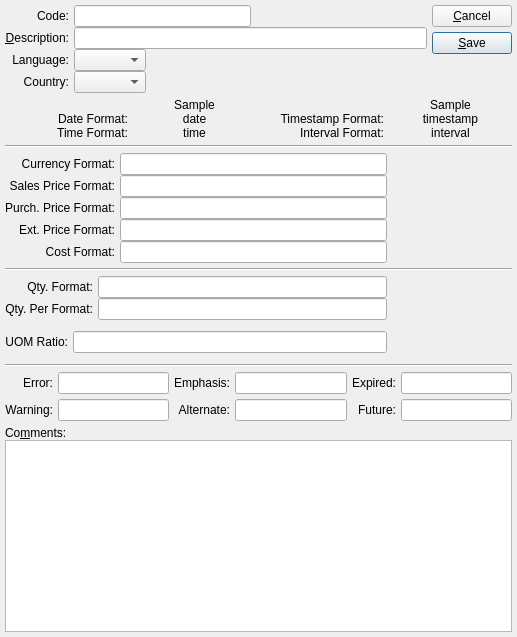
The window that guiclient/sysLocale.ui (Pegasus-RPG/xtuple-client) describes before a commit, drawn with Qt 5.
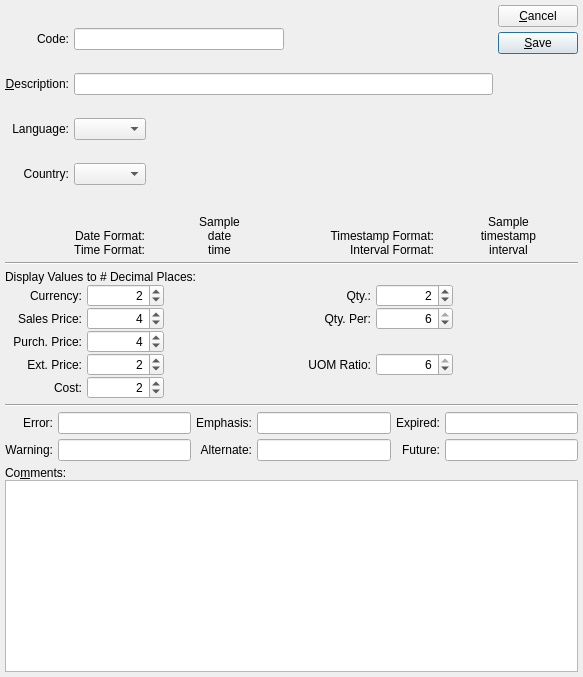
The same window after the commit. Custom widgets are drawn as their Qt base class.

Commit message: Table Model/View - change locale to scale-based instead of format-based numerics and have the xtreewidget used the locale if the xtnumericrole is set

Patch:
```diff
--- a/guiclient/sysLocale.ui
+++ b/guiclient/sysLocale.ui
@@ -5,8 +5,8 @@
    <rect>
     <x>0</x>
     <y>0</y>
-    <width>517</width>
-    <height>637</height>
+    <width>583</width>
+    <height>677</height>
    </rect>
   </property>
   <property name="windowTitle" >
@@ -366,10 +366,10 @@
      <property name="verticalSpacing" >
       <number>0</number>
      </property>
-     <item row="0" column="0" >
+     <item row="1" column="0" >
       <widget class="QLabel" name="_currFormatLit" >
        <property name="text" >
-        <string>Currency Format:</string>
+        <string>Currency:</string>
        </property>
        <property name="alignment" >
         <set>Qt::AlignRight|Qt::AlignTrailing|Qt::AlignVCenter</set>
@@ -379,20 +379,20 @@
        </property>
       </widget>
      </item>
-     <item row="0" column="1" >
-      <widget class="XLineEdit" name="_currencyDBFormat" >
-       <property name="minimumSize" >
-        <size>
-         <width>140</width>
-         <height>0</height>
-        </size>
-       </property>
+     <item row="1" column="1" >
+      <widget class="QSpinBox" name="_currencyScale" >
        <property name="alignment" >
         <set>Qt::AlignRight</set>
        </property>
+       <property name="maximum" >
+        <number>6</number>
+       </property>
+       <property name="value" >
+        <number>2</number>
+       </property>
       </widget>
      </item>
-     <item row="0" column="2" >
+     <item row="1" column="2" >
       <widget class="QLabel" name="_currencySample" >
        <property name="minimumSize" >
         <size>
@@ -408,10 +408,10 @@
        </property>
       </widget>
      </item>
-     <item row="1" column="0" >
+     <item row="2" column="0" >
       <widget class="QLabel" name="_salesPriceFormatLit" >
        <property name="text" >
-        <string>Sales Price Format:</string>
+        <string>Sales Price:</string>
        </property>
        <property name="alignment" >
         <set>Qt::AlignRight|Qt::AlignTrailing|Qt::AlignVCenter</set>
@@ -421,20 +421,20 @@
        </property>
       </widget>
      </item>
-     <item row="1" column="1" >
-      <widget class="XLineEdit" name="_salesPriceDBFormat" >
-       <property name="minimumSize" >
-        <size>
-         <width>140</width>
-         <height>0</height>
-        </size>
-       </property>
+     <item row="2" column="1" >
+      <widget class="QSpinBox" name="_salesPriceScale" >
        <property name="alignment" >
         <set>Qt::AlignRight</set>
        </property>
+       <property name="maximum" >
+        <number>6</number>
+       </property>
+       <property name="value" >
+        <number>4</number>
+       </property>
       </widget>
      </item>
-     <item row="1" column="2" >
+     <item row="2" column="2" >
       <widget class="QLabel" name="_salesPriceSample" >
        <property name="minimumSize" >
         <size>
@@ -450,76 +450,34 @@
        </property>
       </widget>
      </item>
-     <item row="2" column="0" >
+     <item row="3" column="0" >
       <widget class="QLabel" name="_purchPriceFormatLit" >
        <property name="text" >
-        <string>Purch. Price Format:</string>
+        <string>Purch. Price:</string>
        </property>
        <property name="alignment" >
         <set>Qt::AlignRight|Qt::AlignTrailing|Qt::AlignVCenter</set>
        </property>
        <property name="buddy" >
-        <cstring>_purchPriceDBFormat</cstring>
-       </property>
-      </widget>
-     </item>
-     <item row="2" column="1" >
-      <widget class="XLineEdit" name="_purchPriceDBFormat" >
-       <property name="minimumSize" >
-        <size>
-         <width>140</width>
-         <height>0</height>
-        </size>
-       </property>
-       <property name="alignment" >
-        <set>Qt::AlignRight</set>
-       </property>
-      </widget>
-     </item>
-     <item row="2" column="2" >
-      <widget class="QLabel" name="_purchPriceSample" >
-       <property name="minimumSize" >
-        <size>
-         <width>120</width>
-         <height>0</height>
-        </size>
-       </property>
-       <property name="text" >
-        <string/>
-       </property>
-       <property name="alignment" >
-        <set>Qt::AlignRight|Qt::AlignTrailing|Qt::AlignVCenter</set>
-       </property>
-      </widget>
-     </item>
-     <item row="3" column="0" >
-      <widget class="QLabel" name="_extPriceFormatLit" >
-       <property name="text" >
-        <string>Ext. Price Format:</string>
-       </property>
-       <property name="alignment" >
-        <set>Qt::AlignRight|Qt::AlignTrailing|Qt::AlignVCenter</set>
-       </property>
-       <property name="buddy" >
-        <cstring>_extPriceDBFormat</cstring>
+        <cstring>_purchPriceScale</cstring>
        </property>
       </widget>
      </item>
      <item row="3" column="1" >
-      <widget class="XLineEdit" name="_extPriceDBFormat" >
-       <property name="minimumSize" >
-        <size>
-         <width>140</width>
-         <height>0</height>
-        </size>
-       </property>
+      <widget class="QSpinBox" name="_purchPriceScale" >
        <property name="alignment" >
         <set>Qt::AlignRight</set>
        </property>
+       <property name="maximum" >
+        <number>6</number>
+       </property>
+       <property name="value" >
+        <number>4</number>
+       </property>
       </widget>
      </item>
      <item row="3" column="2" >
-      <widget class="QLabel" name="_extPriceSample" >
+      <widget class="QLabel" name="_purchPriceSample" >
        <property name="minimumSize" >
         <size>
          <width>120</width>
@@ -535,9 +493,9 @@
       </widget>
      </item>
      <item row="4" column="0" >
-      <widget class="QLabel" name="_costFormatLit" >
+      <widget class="QLabel" name="_extPriceFormatLit" >
        <property name="text" >
-        <string>Cost Format:</string>
+        <string>Ext. Price:</string>
        </property>
        <property name="alignment" >
         <set>Qt::AlignRight|Qt::AlignTrailing|Qt::AlignVCenter</set>
@@ -548,19 +506,61 @@
       </widget>
      </item>
      <item row="4" column="1" >
-      <widget class="XLineEdit" name="_costDBFormat" >
-       <property name="minimumSize" >
-        <size>
-         <width>140</width>
-         <height>0</height>
-        </size>
-       </property>
+      <widget class="QSpinBox" name="_extPriceScale" >
        <property name="alignment" >
         <set>Qt::AlignRight</set>
        </property>
+       <property name="maximum" >
+        <number>6</number>
+       </property>
+       <property name="value" >
+        <number>2</number>
+       </property>
       </widget>
      </item>
      <item row="4" column="2" >
+      <widget class="QLabel" name="_extPriceSample" >
+       <property name="minimumSize" >
+        <size>
+         <width>120</width>
+         <height>0</height>
+        </size>
+       </property>
+       <property name="text" >
+        <string/>
+       </property>
+       <property name="alignment" >
+        <set>Qt::AlignRight|Qt::AlignTrailing|Qt::AlignVCenter</set>
+       </property>
+      </widget>
+     </item>
+     <item row="5" column="0" >
+      <widget class="QLabel" name="_costFormatLit" >
+       <property name="text" >
+        <string>Cost:</string>
+       </property>
+       <property name="alignment" >
+        <set>Qt::AlignRight|Qt::AlignTrailing|Qt::AlignVCenter</set>
+       </property>
+       <property name="buddy" >
+        <cstring>_costScale</cstring>
+       </property>
+      </widget>
+     </item>
+     <item row="5" column="1" >
+      <widget class="QSpinBox" name="_costScale" >
+       <property name="alignment" >
+        <set>Qt::AlignRight</set>
+       </property>
+       <property name="maximum" >
+        <number>6</number>
+       </property>
+       <property name="value" >
+        <number>2</number>
+       </property>
+      </widget>
+     </item>
+     <item row="5" column="2" >
       <widget class="QLabel" name="_costSample" >
        <property name="minimumSize" >
         <size>
@@ -576,50 +576,10 @@
        </property>
       </widget>
      </item>
-    </layout>
-   </item>
-   <item>
-    <widget class="Line" name="line_2" >
-     <property name="orientation" >
-      <enum>Qt::Horizontal</enum>
-     </property>
-    </widget>
-   </item>
-   <item>
-    <layout class="QHBoxLayout" >
-     <property name="spacing" >
-      <number>0</number>
-     </property>
-     <item>
-      <spacer>
-       <property name="orientation" >
-        <enum>Qt::Vertical</enum>
-       </property>
-       <property name="sizeType" >
-        <enum>QSizePolicy::Expanding</enum>
-       </property>
-       <property name="sizeHint" >
-        <size>
-         <width>0</width>
-         <height>10</height>
-        </size>
-       </property>
-      </spacer>
-     </item>
-     <item>
-      <layout class="QHBoxLayout" >
-       <property name="spacing" >
-        <number>5</number>
-       </property>
-       <item>
-        <layout class="QVBoxLayout" >
-         <property name="spacing" >
-          <number>0</number>
-         </property>
-         <item>
+     <item row="1" column="3" >
           <widget class="QLabel" name="_qtyFormatLit" >
            <property name="text" >
-            <string>Qty. Format:</string>
+        <string>Qty.:</string>
            </property>
            <property name="alignment" >
             <set>Qt::AlignRight|Qt::AlignTrailing|Qt::AlignVCenter</set>
@@ -629,60 +589,20 @@
            </property>
           </widget>
          </item>
-         <item>
-          <widget class="QLabel" name="_qtyPerFormatLit" >
-           <property name="text" >
-            <string>Qty. Per Format:</string>
-           </property>
+     <item row="1" column="4" >
+      <widget class="QSpinBox" name="_qtyScale" >
            <property name="alignment" >
-            <set>Qt::AlignRight|Qt::AlignTrailing|Qt::AlignVCenter</set>
-           </property>
-           <property name="buddy" >
-            <cstring>_qtyPerDBFormat</cstring>
-           </property>
-          </widget>
-         </item>
-        </layout>
-       </item>
-       <item>
-        <layout class="QVBoxLayout" >
-         <property name="spacing" >
-          <number>0</number>
-         </property>
-         <item>
-          <widget class="XLineEdit" name="_qtyDBFormat" >
-           <property name="minimumSize" >
-            <size>
-             <width>140</width>
-             <height>0</height>
-            </size>
-           </property>
-           <property name="alignment" >
             <set>Qt::AlignRight</set>
            </property>
-          </widget>
-         </item>
-         <item>
-          <widget class="XLineEdit" name="_qtyPerDBFormat" >
-           <property name="minimumSize" >
-            <size>
-             <width>140</width>
-             <height>0</height>
-            </size>
-           </property>
-           <property name="alignment" >
-            <set>Qt::AlignRight</set>
+       <property name="maximum" >
+        <number>6</number>
+       </property>
+       <property name="value" >
+        <number>2</number>
            </property>
           </widget>
          </item>
-        </layout>
-       </item>
-       <item>
-        <layout class="QVBoxLayout" >
-         <property name="spacing" >
-          <number>0</number>
-         </property>
-         <item>
+     <item row="1" column="5" >
           <widget class="QLabel" name="_qtySample" >
            <property name="minimumSize" >
             <size>
@@ -698,7 +618,33 @@
            </property>
           </widget>
          </item>
-         <item>
+     <item row="2" column="3" >
+      <widget class="QLabel" name="_qtyPerFormatLit" >
+       <property name="text" >
+        <string>Qty. Per:</string>
+       </property>
+       <property name="alignment" >
+        <set>Qt::AlignRight|Qt::AlignTrailing|Qt::AlignVCenter</set>
+       </property>
+       <property name="buddy" >
+        <cstring>_qtyPerScale</cstring>
+       </property>
+      </widget>
+     </item>
+     <item row="2" column="4" >
+      <widget class="QSpinBox" name="_qtyPerScale" >
+       <property name="alignment" >
+        <set>Qt::AlignRight</set>
+       </property>
+       <property name="maximum" >
+        <number>6</number>
+       </property>
+       <property name="value" >
+        <number>6</number>
+       </property>
+      </widget>
+     </item>
+     <item row="2" column="5" >
           <widget class="QLabel" name="_qtyPerSample" >
            <property name="minimumSize" >
             <size>
@@ -714,39 +660,7 @@
            </property>
           </widget>
          </item>
-        </layout>
-       </item>
-      </layout>
-     </item>
-    </layout>
-   </item>
-   <item>
-    <layout class="QHBoxLayout" >
-     <property name="spacing" >
-      <number>0</number>
-     </property>
-     <item>
-      <spacer>
-       <property name="orientation" >
-        <enum>Qt::Vertical</enum>
-       </property>
-       <property name="sizeType" >
-        <enum>QSizePolicy::Expanding</enum>
-       </property>
-       <property name="sizeHint" >
-        <size>
-         <width>0</width>
-         <height>10</height>
-        </size>
-       </property>
-      </spacer>
-     </item>
-     <item>
-      <layout class="QHBoxLayout" >
-       <property name="spacing" >
-        <number>5</number>
-       </property>
-       <item>
+     <item row="4" column="3" >
         <widget class="QLabel" name="_uomRatioLit" >
          <property name="text" >
           <string>UOM Ratio:</string>
@@ -759,20 +673,20 @@
          </property>
         </widget>
        </item>
-       <item>
-        <widget class="XLineEdit" name="_uomRatioDBFormat" >
-         <property name="minimumSize" >
-          <size>
-           <width>140</width>
-           <height>0</height>
-          </size>
-         </property>
+     <item row="4" column="4" >
+      <widget class="QSpinBox" name="_uomRatioScale" >
          <property name="alignment" >
           <set>Qt::AlignRight</set>
          </property>
-        </widget>
-       </item>
-       <item>
+       <property name="maximum" >
+        <number>6</number>
+       </property>
+       <property name="value" >
+        <number>6</number>
+       </property>
+      </widget>
+     </item>
+     <item row="4" column="5" >
         <widget class="QLabel" name="_uomRatioSample" >
          <property name="minimumSize" >
           <size>
@@ -788,7 +702,12 @@
          </property>
         </widget>
        </item>
-      </layout>
+     <item row="0" column="0" colspan="6" >
+      <widget class="QLabel" name="label_2" >
+       <property name="text" >
+        <string>Display Values to # Decimal Places:</string>
+       </property>
+      </widget>
      </item>
     </layout>
    </item>
```
Left out of the diff: 26 changed lines with no effect on the pictures. Lines whose indentation alone changed are shown as unchanged. The commit also changes 8 other files.
